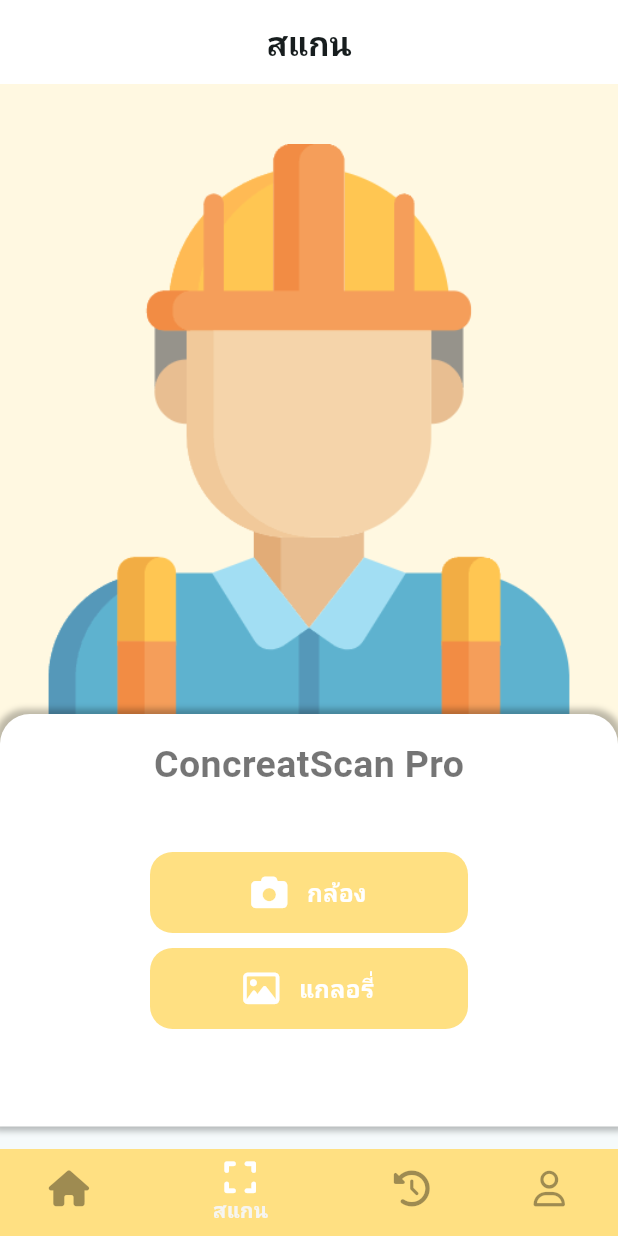
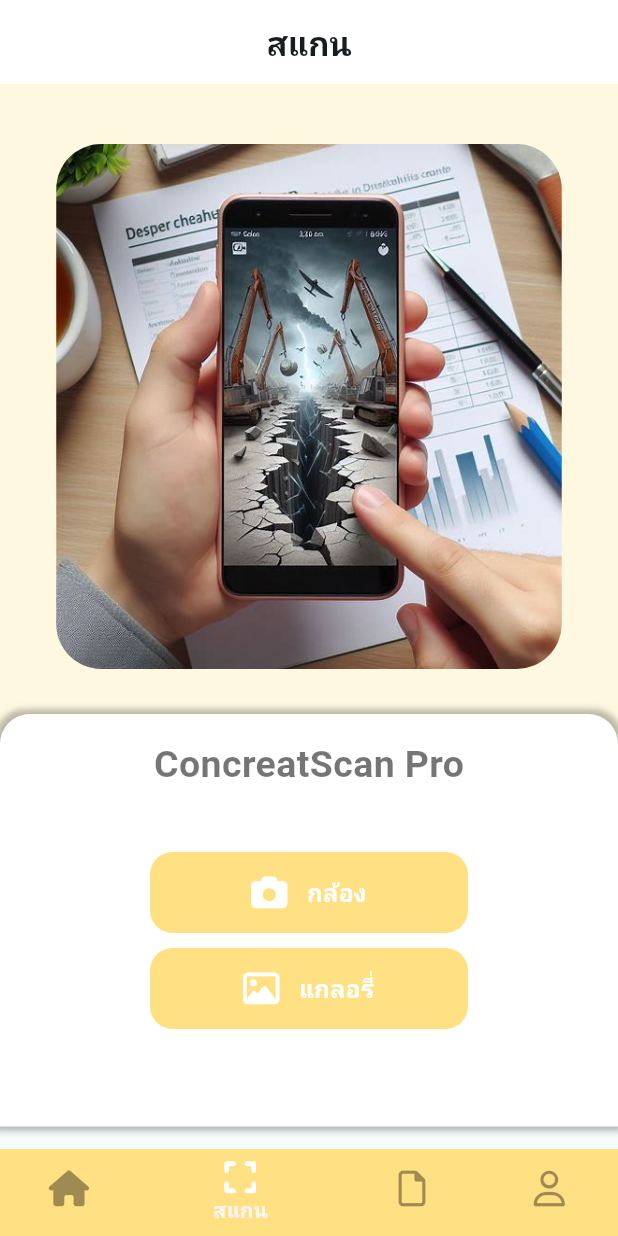
Before and after one commit to cs-634234024/appication_skru, a Flutter app: the screen it shows after launch, on a phone screen of 412 x 824 dp. Run offline on Flutter 3.47's test engine with Material 3 defaults, Android fonts, the phone set to English and light mode, and no system bars; our stand-ins replace flutter_svg, fluttertoast, font_awesome_flutter, image_picker, sembast; missing offline and left inert: tflite.

Commit message:
Fixde code case

```diff
--- a/lib/main.dart
+++ b/lib/main.dart
@@ -21,7 +21,7 @@ class MyApp extends StatelessWidget {
         })
       ],
       child: MaterialApp(
-        title: 'Flutter Demo',
+        title: 'ConcreatScan Pro',
         theme: ThemeData(
           colorScheme: ColorScheme.fromSeed(seedColor: Colors.white),
           useMaterial3: true,
--- a/lib/models/news.model.dart
+++ b/lib/models/news.model.dart
@@ -17,13 +17,15 @@ class MenusModel {
     news.add(MenusModel(
       name: 'รอยร้าวแนวทแยงพาดเฉียง',
       detail: 'detail',
-      fullDetail: 'fullDetail',
+      fullDetail:
+          'ลักษณะ: รอยร้าวอาจปรากฏบนเสาคอนกรีตเสริมเหล็ก อาจมีความกว้างและความลึกแตกต่างกันไป รูปร่างอาจเป็นเส้นตรง เฉียง หรือแตกแขนง',
       image: 'assets/images/cracks/dialog_cracks.jpg',
     ));
     news.add(MenusModel(
       name: 'รอยร้าวจากวัสดุเสื่อมสภาพ',
       detail: 'detail2',
-      fullDetail: 'fullDetail2',
+      fullDetail:
+          'ลักษณะ: รอยร้าวอาจปรากฏบนเสาคอนกรีตเสริมเหล็ก อาจมีความกว้างและความลึกแตกต่างกันไป รูปร่างอาจเป็นเส้นตรง เฉียง หรือแตกแขนง',
       image: 'assets/images/cracks/characteriestic_of_cracks.jpg',
     ));
     news.add(MenusModel(
--- a/lib/pages/scanpage.dart
+++ b/lib/pages/scanpage.dart
@@ -169,10 +169,16 @@ class _ScanPageState extends State<ScanPage> {
             _loading == true
                 ? Padding(
                     padding: const EdgeInsets.only(top: 40.0),
-                    child: Image.asset(
-                      'assets/images/main.png',
-                      scale: 1.25,
-                      opacity: const AlwaysStoppedAnimation(0.8),
+                    child: SizedBox(
+                      width: MediaQuery.of(context).size.width - 75,
+                      height: 350,
+                      child: ClipRRect(
+                        borderRadius: BorderRadius.circular(30),
+                        child: Image.asset(
+                          'assets/images/main_scan.jpg',
+                          fit: BoxFit.fill,
+                        ),
+                      ),
                     ),
                   )
                 : Padding(
--- a/lib/widgets/BottomBar.dart
+++ b/lib/widgets/BottomBar.dart
@@ -28,7 +28,7 @@ class BottomBar extends StatelessWidget {
             backgroundColor: Colors.amber.shade200,
           ),
           BottomNavigationBarItem(
-            icon: const FaIcon(FontAwesomeIcons.clockRotateLeft),
+            icon: const FaIcon(FontAwesomeIcons.file),
             label: 'ประวัติ',
             backgroundColor: Colors.amber.shade200,
           ),
--- a/lib/widgets/PredictResult.dart
+++ b/lib/widgets/PredictResult.dart
@@ -71,7 +71,7 @@ class PredictResult extends StatelessWidget {
                         child: const Padding(
                           padding: EdgeInsets.only(
                               left: 10, right: 10, top: 5, bottom: 5),
-                          child: Text('คลิ๊กเพื่อดูรายละเอียด',
+                          child: Text('ดูรายละเอียด',
                               style: TextStyle(color: Colors.black)),
                         ),
                       ),
```
Also changed, not shown: assets/images/main_scan.jpg (added), 17 other files.
